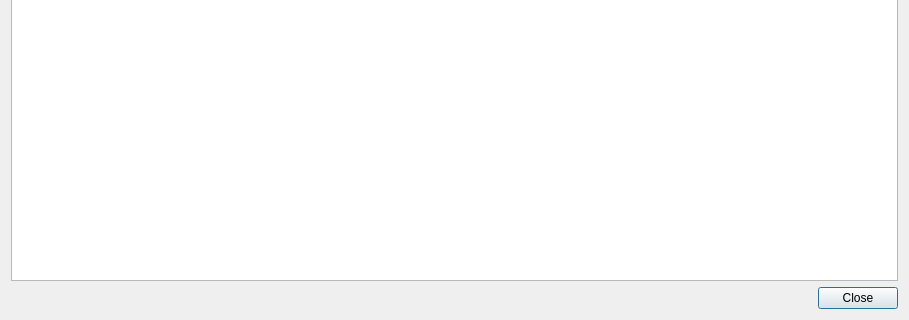
The window that logdialog.ui (banyaszg/CANalizer) describes before a commit, drawn with Qt 5; both pictures show x 0 to 909 and y 288 to 608 of the 909 by 608 pixel window.
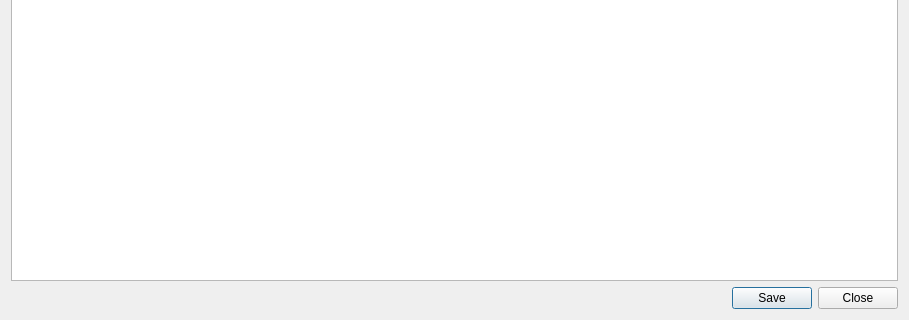
The same window after the commit.

What changed in the file:
```diff
--- a/logdialog.ui
+++ b/logdialog.ui
@@ -119,14 +119,35 @@
     </widget>
    </item>
    <item>
-    <widget class="QDialogButtonBox" name="buttonBox">
-     <property name="orientation">
-      <enum>Qt::Horizontal</enum>
-     </property>
-     <property name="standardButtons">
-      <set>QDialogButtonBox::Close</set>
-     </property>
-    </widget>
+    <layout class="QHBoxLayout" name="horizontalLayout">
+     <item>
+      <spacer name="horizontalSpacer">
+       <property name="orientation">
+        <enum>Qt::Horizontal</enum>
+       </property>
+       <property name="sizeHint" stdset="0">
+        <size>
+         <width>40</width>
+         <height>20</height>
+        </size>
+       </property>
+      </spacer>
+     </item>
+     <item>
+      <widget class="QPushButton" name="btnSave">
+       <property name="text">
+        <string>Save</string>
+       </property>
+      </widget>
+     </item>
+     <item>
+      <widget class="QPushButton" name="btnClose">
+       <property name="text">
+        <string>Close</string>
+       </property>
+      </widget>
+     </item>
+    </layout>
    </item>
   </layout>
  </widget>
```
Left out of the diff: 28 changed lines with no effect on the pictures.
